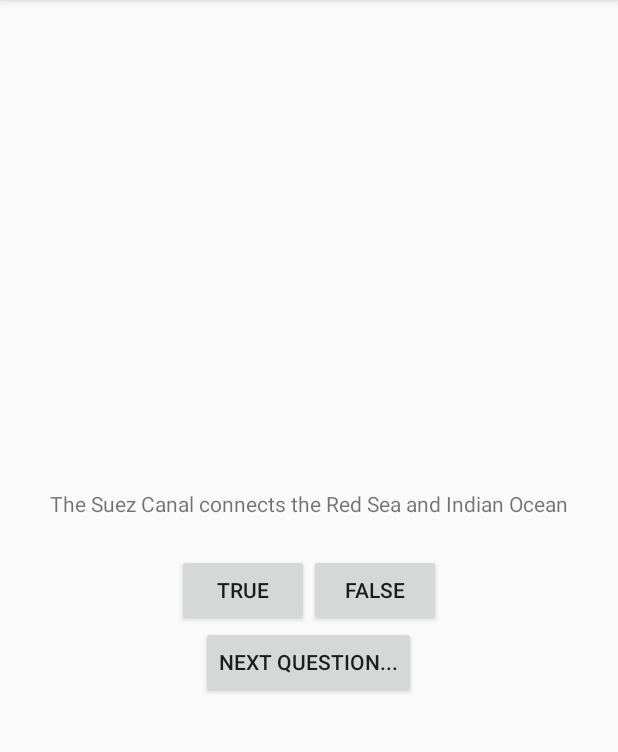
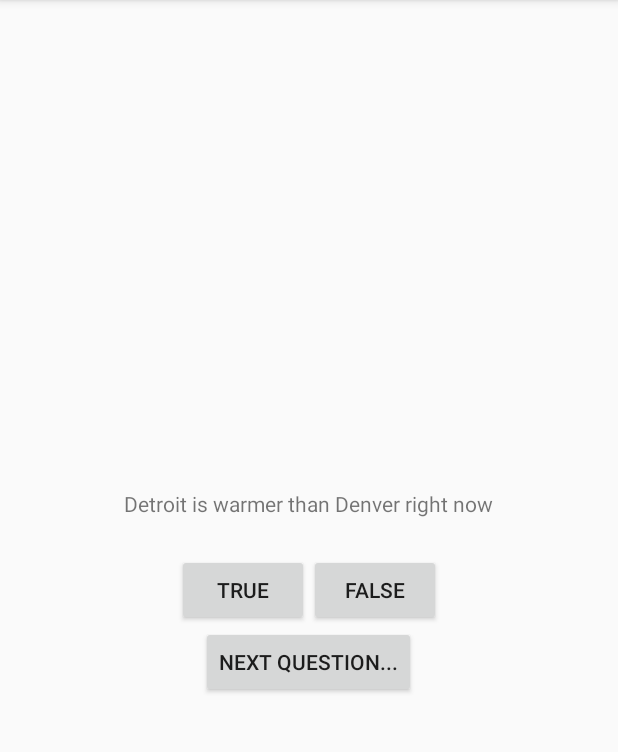
Before and after one commit to KateCatlin/BookYourFlight, an Android app: the screen it shows after launch (QuizActivity), after a tap on "NEXT QUESTION...", on a phone screen of 412 x 824 dp, the part 84-836 px from its top. Run offline under Robolectric (Android 15) with nearby library versions, the phone set to English and light mode, and no system bars.

Commit message:
Changing questions

```diff
--- a/app/src/main/java/com/example/katecatlin/geoquiz/QuizActivity.java
+++ b/app/src/main/java/com/example/katecatlin/geoquiz/QuizActivity.java
@@ -22,9 +22,10 @@ public class QuizActivity extends AppCompatActivity {
     private TextView QuestionTextView;
 
     private TrueFalse[] QuestionBank = new TrueFalse[]{
-            new TrueFalse(R.string.question_oceans, true),
-            new TrueFalse(R.string.question_mideast, false),
-            new TrueFalse(R.string.question_africa, false),
+            new TrueFalse(R.string.question_GCC, true),
+            new TrueFalse(R.string.question_weather, false),
+            new TrueFalse(R.string.question_free, true),
+            new TrueFalse(R.string.question_flights, true),
     };
 
     private int CurrentIndex = 0;
--- a/app/src/main/res/values/strings.xml
+++ b/app/src/main/res/values/strings.xml
@@ -7,7 +7,8 @@
     <string name="incorrect_toast">Incorrect!</string>
     <string name="next_button">Next Question...</string>
 
-    <string name="question_oceans">The Pac Ocean is larger than Atlantic </string>
-    <string name="question_mideast">The Suez Canal connects the Red Sea and Indian Ocean</string>
-    <string name="question_africa">The source of the Nile is in Egypt</string>
+    <string name="question_GCC"> Go Code CO is going to be mega-fun </string>
+    <string name="question_weather">Detroit is warmer than Denver right now</string>
+    <string name="question_free">You have a free place to stay in Boulder</string>
+    <string name="question_flights">Stuart and R should book flights!</string>
 </resources>
```
